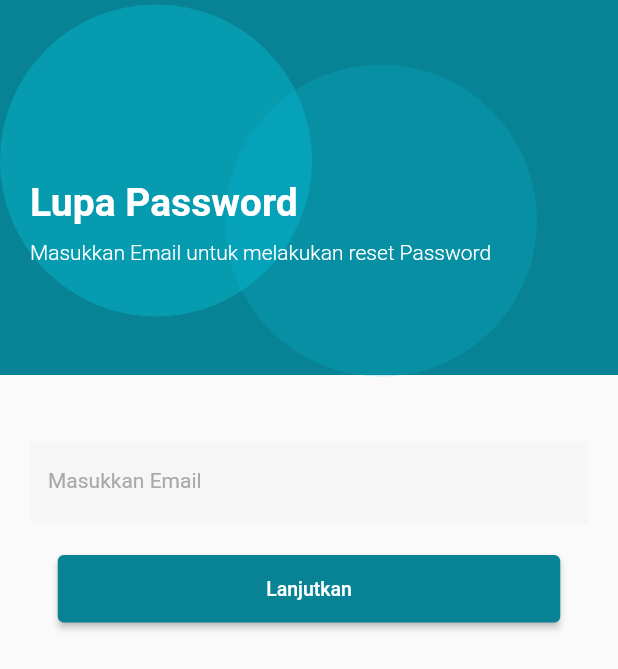
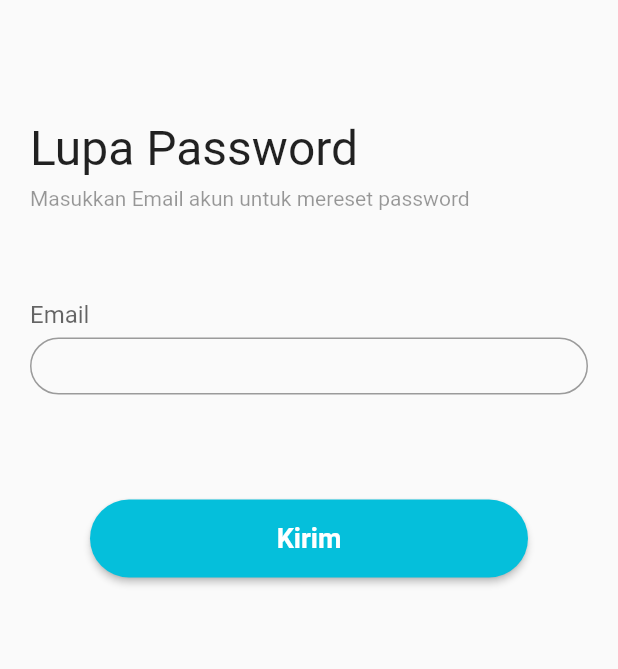
Before and after one commit to shandikadav/jogjatour, a Flutter app: the screen it shows after launch, after a tap on "Lupa Password?", on a phone screen of 412 x 824 dp. Shown: the top 669 px of the screen. Run offline on Flutter 3.47's test engine with Material 2 defaults, Android fonts, the light colour scheme and no system bars; our stand-ins replace carousel_slider.

```diff
--- a/lib/pages/forgotpass_page.dart
+++ b/lib/pages/forgotpass_page.dart
@@ -3,100 +3,88 @@ import 'package:jogjatour/pages/main_pages.dart';
 import 'package:flutter/material.dart';
 
 class ForgotPassPage extends StatelessWidget {
-  const ForgotPassPage({super.key});
-
   @override
   Widget build(BuildContext context) {
-    SystemChrome.setSystemUIOverlayStyle(
-        SystemUiOverlayStyle(statusBarColor: Colors.transparent
-            //color set to transperent or set your own color
-            ));
-    return Scaffold(
-      body: Column(
+    return AnnotatedRegion<SystemUiOverlayStyle>(
+      value: SystemUiOverlayStyle.dark,
+      child: Scaffold(
+        body: SafeArea(
+            child: Padding(
+          padding: const EdgeInsets.only(left: 20, right: 20),
+          child: Column(
             children: [
-          Stack(
+              Expanded(
+                child: ListView(
                   children: [
-              Container(
-                color: Color.fromARGB(255, 8, 131, 149),
-                height: 250,
-                width: double.infinity,
+                    SizedBox(
+                      height: 80,
                     ),
-              Padding(
-                padding: const EdgeInsets.only(top: 40, left: 150),
-                child: Container(
-                  width: 208,
-                  height: 214,
-                  decoration: BoxDecoration(
-                      color: Color.fromARGB(50, 5, 191, 219),
-                      shape: BoxShape.circle),
+                    Text(
+                      "Lupa Password",
+                      style: TextStyle(fontSize: 32),
                     ),
+                    SizedBox(
+                      height: 6,
                     ),
-              Container(
-                width: 208,
-                height: 214,
-                decoration: BoxDecoration(
-                    color: Color.fromARGB(100, 5, 191, 219),
-                    shape: BoxShape.circle),
+                    Text("Masukkan Email akun untuk mereset password",
+                        style: TextStyle(
+                          fontSize: 14,
+                          color: Color.fromRGBO(0, 0, 0, 0.4),
+                        )),
+                    SizedBox(
+                      height: 60,
                     ),
-              Padding(
-                padding: const EdgeInsets.only(top: 120, left: 20),
-                child: Text(
-                  "Lupa Password",
+                    Text("Email",
                         style: TextStyle(
-                      color: Colors.white,
-                      fontSize: 26,
-                      fontWeight: FontWeight.bold),
+                          fontSize: 16,
+                          color: Color.fromRGBO(0, 0, 0, 0.6),
+                        )),
+                    SizedBox(
+                      height: 6,
                     ),
-              ),
-              Padding(
-                padding: const EdgeInsets.only(top: 160, left: 20),
-                child: Text(
-                  "Masukkan Email untuk melakukan reset Password",
-                  style: TextStyle(
-                      color: Colors.white,
-                      fontSize: 14,
-                      fontWeight: FontWeight.w300),
+                    SizedBox(
+                      height: 38,
+                      child: TextField(
+                        decoration: InputDecoration(
+                            contentPadding: EdgeInsets.all(10),
+                            border: OutlineInputBorder(
+                                borderRadius: BorderRadius.circular(25.0))),
                       ),
                     ),
                     SizedBox(
-                height: 20,
-              ),
-            ],
-          ),
-          SizedBox(
-            height: 20,
+                      height: 70,
                     ),
                     Padding(
-            padding: const EdgeInsets.only(top: 20, left: 20, right: 20),
-            child: TextField(
-              decoration: InputDecoration(
-                filled: true,
-                fillColor: Color.fromARGB(255, 246, 246, 246),
-                labelText: 'Masukkan Email',
-                labelStyle:
-                    TextStyle(color: Color.fromARGB(255, 169, 169, 169)),
-                border: InputBorder.none,
+                      padding: const EdgeInsets.symmetric(horizontal: 40),
+                      child: ElevatedButton(
+                        onPressed: () {
+                          Navigator.push(
+                              context,
+                              MaterialPageRoute(
+                                  builder: ((context) => const MainPages())));
+                        },
+                        child: Text(
+                          "Kirim",
+                          style: TextStyle(
+                              fontWeight: FontWeight.w700, fontSize: 18),
                         ),
-              style: TextStyle(fontSize: 14),
+                        style: ElevatedButton.styleFrom(
+                          backgroundColor: Color.fromRGBO(5, 191, 219, 1),
+                          shape: StadiumBorder(),
+                          fixedSize: Size(200, 52),
+                        ),
                       ),
                     ),
                     SizedBox(
-            height: 20,
+                      height: 16,
                     ),
-          Center(
-            child: ElevatedButton(
-              onPressed: () {},
-              child: Text(
-                'Lanjutkan',
-                style: TextStyle(fontSize: 13),
-              ),
-              style: ElevatedButton.styleFrom(
-                  primary: Color.fromARGB(255, 8, 130, 149),
-                  minimumSize: Size(335, 45)),
+                  ],
                 ),
               ),
             ],
           ),
+        )),
+      ),
     );
   }
 }
--- a/lib/pages/signin_page.dart
+++ b/lib/pages/signin_page.dart
@@ -109,8 +109,7 @@ class SignInPages extends StatelessWidget {
                           Navigator.push(
                               context,
                               MaterialPageRoute(
-                                  builder: (context) =>
-                                      const ForgotPassPage()));
+                                  builder: (context) => ForgotPassPage()));
                         },
                         child: Text("Lupa Password?",
                             style: TextStyle(
```
Also changed, not shown: lib/contents_onboarding.dart (deleted, +0 -31 lines), lib/pages/login_pages.dart (deleted, +0 -300 lines), lib/pages/register_page.dart (deleted, +0 -193 lines), lib/theme.dart (deleted, +0 -34 lines). Lines whose indentation alone changed are shown as unchanged.
